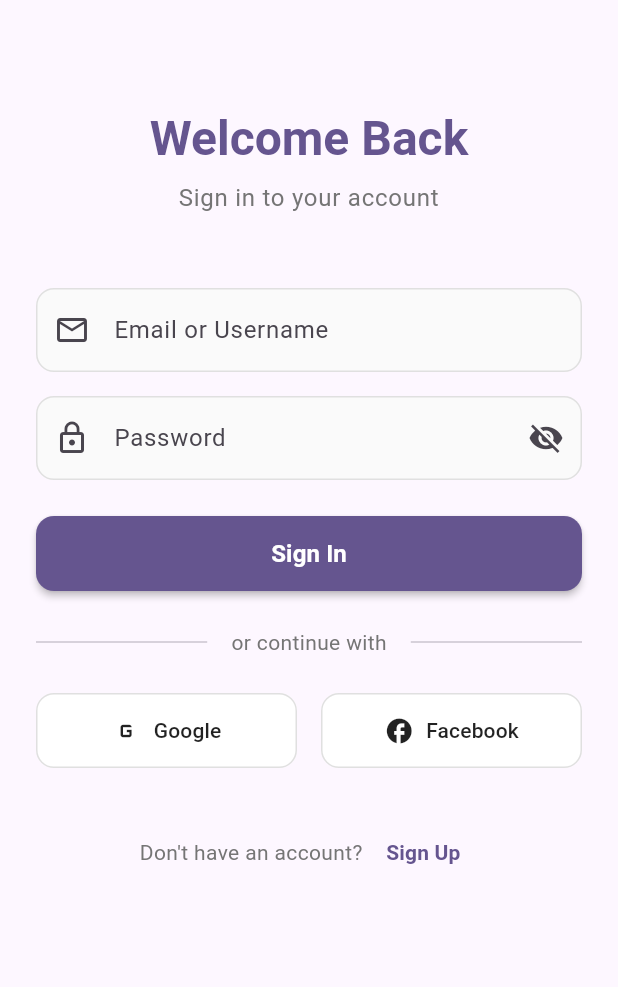
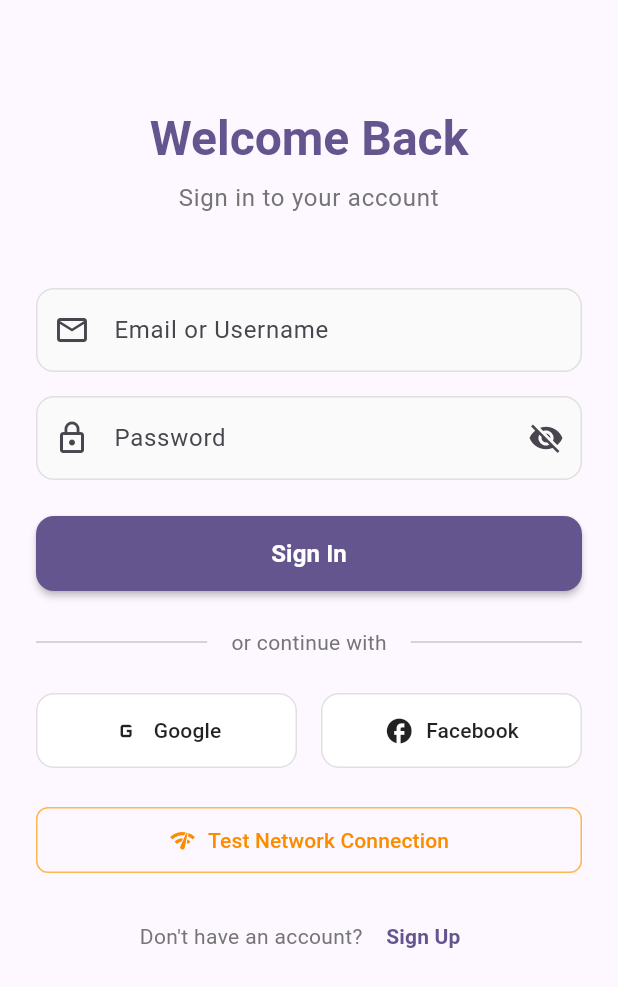
Before and after one commit to zamansheikh/businessclassprofile, a Flutter app: the screen it shows after launch, on a phone screen of 412 x 824 dp. Shown: the top 987 px of the screen. Run offline on Flutter 3.47's test engine with Material 3 defaults, Android fonts, the phone set to English and light mode, and no system bars; our stand-ins replace dartz, dio, equatable, flutter_bloc, get_it, go_router and 2 more.

Commit message:
Implement network testing feature with UI and mock authentication

```diff
--- a/lib/features/auth/presentation/pages/sign_in_page.dart
+++ b/lib/features/auth/presentation/pages/sign_in_page.dart
@@ -189,7 +189,31 @@ class _SignInPageState extends State<SignInPage> {
                       ),
                     ],
                   ),
-                  const SizedBox(height: 32),
+                  const SizedBox(height: 24),
+
+                  // Network Test Button (Debug)
+                  OutlinedButton(
+                    onPressed: () => context.go('/network-test'),
+                    style: OutlinedButton.styleFrom(
+                      padding: const EdgeInsets.symmetric(vertical: 12),
+                      side: BorderSide(color: Colors.orange.shade300),
+                    ),
+                    child: Row(
+                      mainAxisAlignment: MainAxisAlignment.center,
+                      children: [
+                        Icon(
+                          Icons.network_check,
+                          color: Colors.orange.shade600,
+                        ),
+                        const SizedBox(width: 8),
+                        Text(
+                          'Test Network Connection',
+                          style: TextStyle(color: Colors.orange.shade600),
+                        ),
+                      ],
+                    ),
+                  ),
+                  const SizedBox(height: 16),
 
                   // Sign Up Link
                   Row(
--- a/lib/routing/app_router.dart
+++ b/lib/routing/app_router.dart
@@ -5,6 +5,7 @@ import '../features/settings/presentation/pages/settings_page.dart';
 import '../features/auth/presentation/pages/sign_in_page.dart';
 import '../features/auth/presentation/pages/sign_up_page.dart';
 import '../features/auth/presentation/pages/email_verification_page.dart';
+import '../features/debug/network_test_page.dart';
 
 class AppRoutes {
   static const String home = '/';
@@ -12,6 +13,7 @@ class AppRoutes {
   static const String signIn = '/signin';
   static const String signUp = '/signup';
   static const String emailVerification = '/email-verification';
+  static const String networkTest = '/network-test';
 }
 
 final GoRouter appRouter = GoRouter(
@@ -45,6 +47,11 @@ final GoRouter appRouter = GoRouter(
         return EmailVerificationPage(email: email);
       },
     ),
+    GoRoute(
+      path: AppRoutes.networkTest,
+      name: 'network-test',
+      builder: (context, state) => const NetworkTestPage(),
+    ),
   ],
   errorBuilder: (context, state) => Scaffold(
     body: Center(
--- a/pubspec.yaml
+++ b/pubspec.yaml
@@ -45,6 +45,7 @@ dev_dependencies:
   build_runner: ^2.4.15
   injectable_generator: ^2.7.0
   json_serializable: ^6.9.5
+  mocktail: ^1.0.4
 
 
 # The following section is specific to Flutter packages.
```
Also changed, not shown: lib/core/network/mock_auth_datasource.dart (added, +50 -0 lines), lib/core/network/network_test_service.dart (added, +39 -0 lines), lib/features/auth/injection/debug_auth_injection.dart (added, +12 -0 lines), lib/features/debug/network_test_page.dart (added, +153 -0 lines), pubspec.lock, 2 other files.
